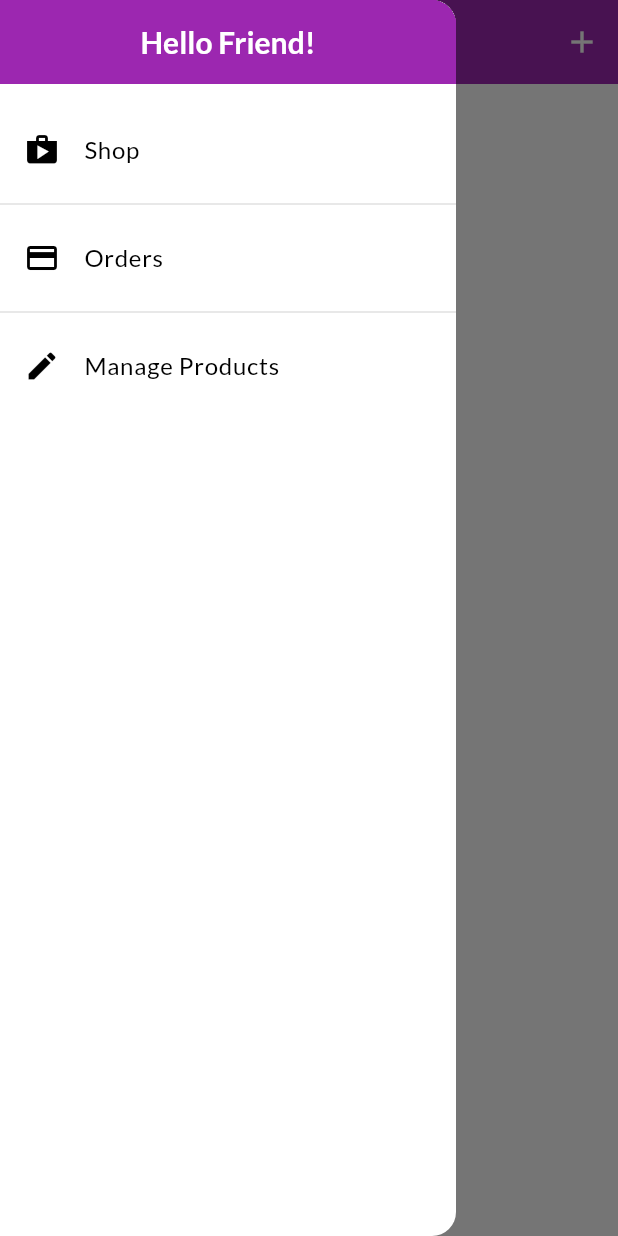
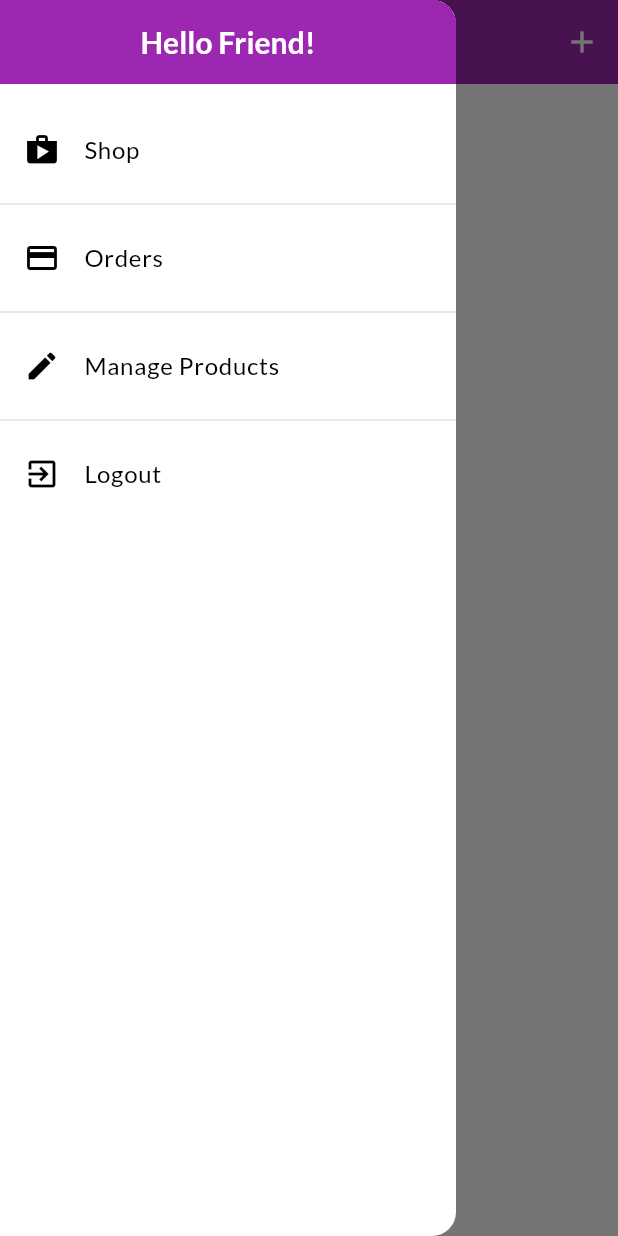
Before and after one commit to dilersik/shop_flutter, a Flutter app: the ProductManagerPage screen opened by its route, with the side drawer open, on a phone screen of 412 x 824 dp. Run offline on Flutter 3.47's test engine with Material 3 defaults, Android fonts, the phone set to English and light mode, and no system bars; network calls fail.

Commit message:
309. Implementando o Logout

```diff
--- a/lib/main.dart
+++ b/lib/main.dart
@@ -29,13 +29,13 @@ class MyApp extends StatelessWidget {
         ChangeNotifierProxyProvider<Auth, ProductList>(
           create: (ctx) => ProductList(),
           update: (ctx, auth, previous) {
-            return ProductList(auth.token, auth.userId, previous?.items ?? []);
+            return ProductList(auth.token ?? '', auth.userId ?? '', previous?.items ?? []);
           },
         ),
         ChangeNotifierProxyProvider<Auth, OrderList>(
           create: (ctx) => OrderList(),
           update: (ctx, auth, previous) {
-            return OrderList(auth.token, auth.userId, previous?.items ?? []);
+            return OrderList(auth.token ?? '', auth.userId ?? '', previous?.items ?? []);
           },
         ),
         ChangeNotifierProvider(create: (ctx) => Cart()),
--- a/lib/models/auth.dart
+++ b/lib/models/auth.dart
@@ -50,6 +50,7 @@ class Auth with ChangeNotifier {
 
   Future<void> logout() async {
     _token = null;
+    _email = null;
     _expiryDate = null;
     _userId = null;
     notifyListeners();
--- a/lib/widgets/app_drawer.dart
+++ b/lib/widgets/app_drawer.dart
@@ -1,11 +1,16 @@
 import 'package:flutter/material.dart';
+import 'package:provider/provider.dart';
 import 'package:shop_flutter/utils/app_pages.dart';
+
+import '../models/auth.dart';
 
 class AppDrawer extends StatelessWidget {
   const AppDrawer({super.key});
 
   @override
   Widget build(BuildContext context) {
+    final auth = Provider.of<Auth>(context, listen: false);
+
     return Drawer(
       child: Column(
         children: [
@@ -40,6 +45,15 @@ class AppDrawer extends StatelessWidget {
               Navigator.of(context).pushNamed(AppPages.productManager);
             },
           ),
+          Divider(color: Theme.of(context).colorScheme.outline),
+          ListTile(
+            leading: const Icon(Icons.exit_to_app),
+            title: const Text('Logout'),
+            onTap: () {
+              auth.logout();
+              Navigator.of(context).pushReplacementNamed(AppPages.authOrHome);
+            },
+          ),
         ],
       ),
     );
```
